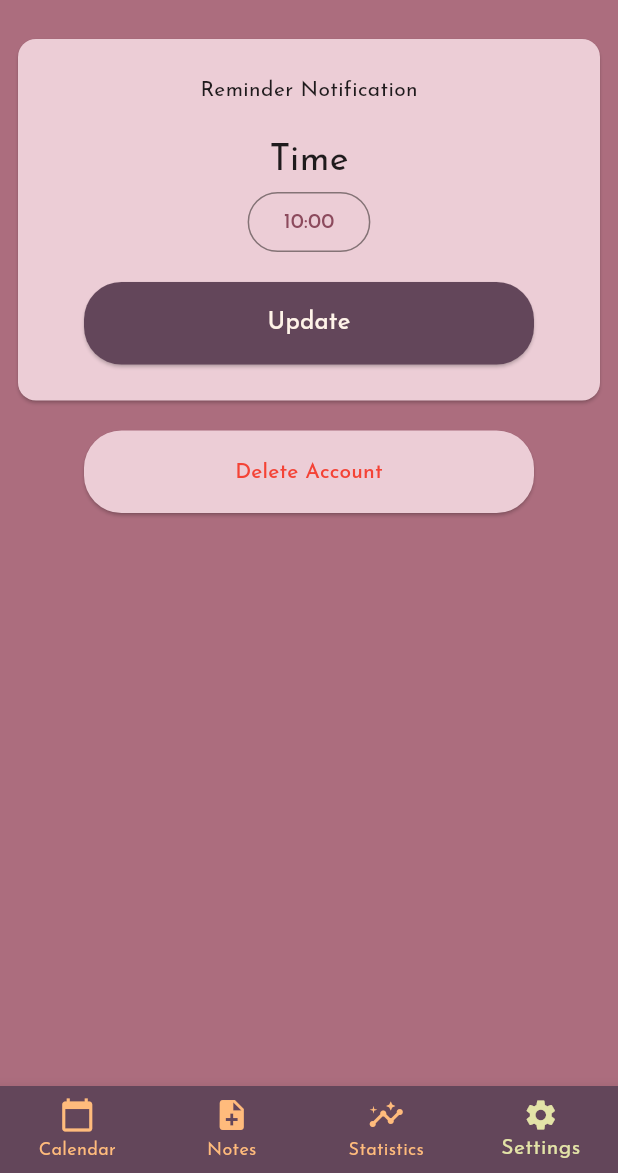
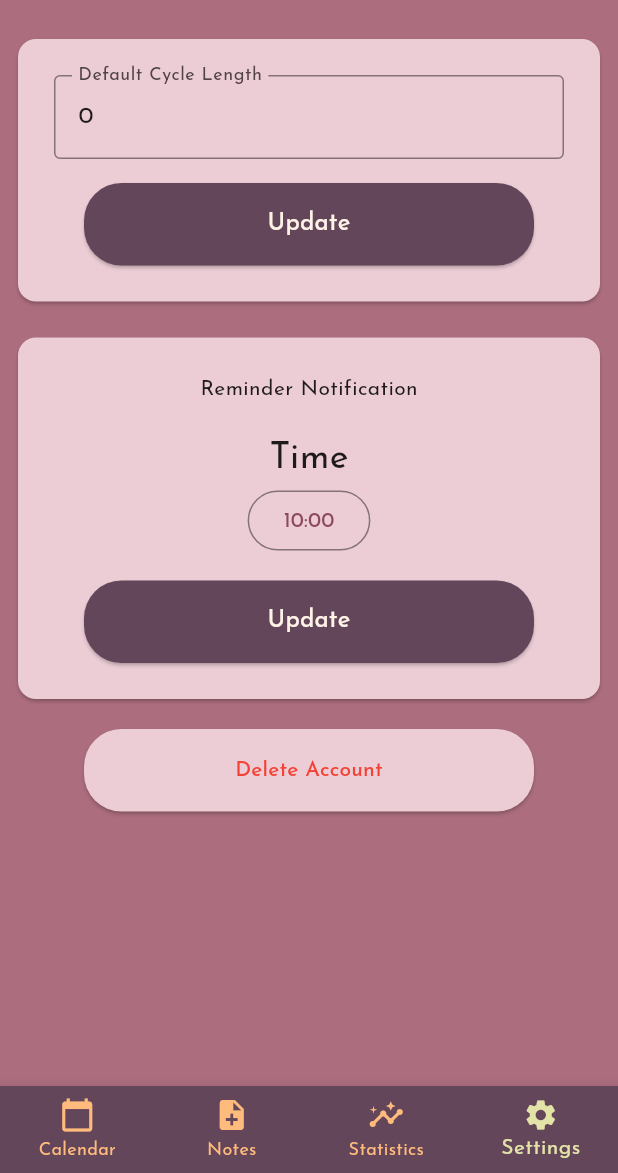
Before and after one commit to swsvindland/period_track, a Flutter app: the HomePage screen opened by its route, item 4 of the bottom bar chosen, on a phone screen of 412 x 824 dp, the part 63-1236 px from its top. Run offline on Flutter 3.47's test engine with Material 2 defaults, Android fonts, the phone set to English and light mode, and no system bars; our stand-ins replace charts_flutter, cloud_firestore, datetime_picker_formfield, firebase_auth, firebase_core, firebase_messaging and 6 more; missing offline and left inert: os_detect; accounts and stored records are empty; generated files the repository leaves out were written again; network calls fail.

Commit message:
add default cycle length setting

```diff
--- a/lib/models/preferences.dart
+++ b/lib/models/preferences.dart
@@ -1,27 +1,32 @@
 class Preferences {
+  int defaultCycleLength;
   int start;
 
-  Preferences({required this.start });
+  Preferences({required this.defaultCycleLength, required this.start });
+
+  void setDefaultCycleLength(int value) {
+    defaultCycleLength = value;
+  }
 
   void setStartTime(int value) {
     start = value;
   }
 
-
   static Preferences empty() {
-    return Preferences(start: 7);
+    return Preferences(defaultCycleLength: 28, start: 7);
   }
 
   factory Preferences.fromMap(Map data) {
     data = data;
-
     return Preferences(
+        defaultCycleLength: data['defaultCycleLength'],
         start: data['start'].toDate().hour);
   }
 
   static Map<String, dynamic> toMap(Preferences data) {
     data = data;
     return {
+      'defaultCycleLength': data.defaultCycleLength,
       'start': DateTime.parse(
           '2000-01-01 ${data.start.toString().padLeft(2, '0')}:00:00'),
     };
--- a/lib/widgets/calendar.dart
+++ b/lib/widgets/calendar.dart
@@ -6,6 +6,7 @@ import 'package:period_track/widgets/calendar_header.dart';
 import 'package:provider/provider.dart';
 import 'package:table_calendar/table_calendar.dart';
 
+import '../models/preferences.dart';
 import '../utils/constants.dart';
 
 class Calendar extends StatefulWidget {
@@ -182,6 +183,7 @@ class CalendarDay extends StatelessWidget {
     var dateOnly = DateUtils.dateOnly(day);
 
     var notes = Provider.of<Iterable<NoteModel>>(context).toList();
+    var preferences = Provider.of<Preferences>(context);
 
     if (day.month != day2.month) {
       return const Center();
@@ -195,7 +197,7 @@ class CalendarDay extends StatelessWidget {
         notes.where((element) => element.periodStart).toList();
 
     int menstrualCycleLength =
-        computeMenstrualLength(periodStartNotes.map((e) => e.date).toList());
+        computeMenstrualLength(preferences.defaultCycleLength, periodStartNotes.map((e) => e.date).toList());
     int periodLength = (menstrualCycleLength / 5).ceil();
     int ovulationLength = (menstrualCycleLength / 2).ceil();
     int fertileLength = (menstrualCycleLength / 3).ceil();
--- /dev/null
+++ b/lib/widgets/default_cycle.dart
@@ -0,0 +1,98 @@
+import 'package:firebase_auth/firebase_auth.dart';
+import 'package:flutter/material.dart';
+import 'package:period_track/utils/constants.dart';
+import 'package:period_track/widgets/input.dart';
+import 'package:provider/provider.dart';
+import 'package:period_track/services/database_service.dart';
+import 'package:flutter_gen/gen_l10n/app_localizations.dart';
+
+import '../models/preferences.dart';
+
+class DefaultCycle extends StatefulWidget {
+  const DefaultCycle({Key? key}) : super(key: key);
+
+  @override
+  State<DefaultCycle> createState() => _DefaultCycleState();
+}
+
+class _DefaultCycleState extends State<DefaultCycle> {
+  final db = DatabaseService();
+  late int defaultCycleLength;
+  bool set = false;
+  late TextEditingController controller;
+  final _formKey = GlobalKey<FormState>();
+
+  @override
+  void initState() {
+    super.initState();
+
+    controller = TextEditingController();
+  }
+
+  @override
+  void dispose() {
+    super.dispose();
+
+    controller.dispose();
+  }
+
+  void update(User? user, Preferences preferences) {
+    preferences.setDefaultCycleLength(int.parse(controller.text));
+    set = false;
+
+    db.updatePreferences(user!.uid, preferences);
+  }
+
+  @override
+  Widget build(BuildContext context) {
+    final user = Provider.of<User?>(context);
+    final preferences = Provider.of<Preferences>(context);
+
+    setState(() {
+      if (!set) {
+        defaultCycleLength = preferences.defaultCycleLength;
+        controller.text = preferences.defaultCycleLength.toString();
+      }
+    });
+
+    return Card(
+      child: SizedBox(
+        width: 600,
+        child: Padding(
+          padding: const EdgeInsets.all(24),
+          child: Form(
+            key: _formKey,
+            child: Column(
+              children: [
+                TextFormField(
+                  controller: controller,
+                  decoration: const InputDecoration(
+                    labelText: 'Default Cycle Length',
+                  ),
+                  keyboardType: const TextInputType.numberWithOptions(),
+                ),
+                const SizedBox(height: 16),
+                ElevatedButton(
+                  onPressed: () {
+                    update(user, preferences);
+                  },
+                  style: ButtonStyle(
+                    backgroundColor:
+                        MaterialStateProperty.all<Color>(primaryDarkColor),
+                  ),
+                  child: Text(
+                    AppLocalizations.of(context)!.update,
+                    style: const TextStyle(
+                      fontSize: 16.0,
+                      color: textColor,
+                    ),
+                  ),
+                ),
+              ],
+            ),
+          ),
+        ),
+      ),
+    );
+  }
+}
--- a/lib/widgets/settings.dart
+++ b/lib/widgets/settings.dart
@@ -6,6 +6,7 @@ import 'package:period_track/widgets/delete_account.dart';
 
 import '../models/preferences.dart';
 import '../utils/constants.dart';
+import 'default_cycle.dart';
 import 'notifications.dart';
 
 class Settings extends StatelessWidget {
@@ -30,6 +31,8 @@ class Settings extends StatelessWidget {
               mainAxisAlignment: MainAxisAlignment.center,
               crossAxisAlignment: CrossAxisAlignment.center,
               children: const <Widget>[
+                DefaultCycle(),
+                SizedBox(height: 16),
                 Notifications(),
                 SizedBox(height: 16),
                 DeleteAccount()
```
Also changed, not shown: lib/utils/helper.dart (+3 -8 lines).
